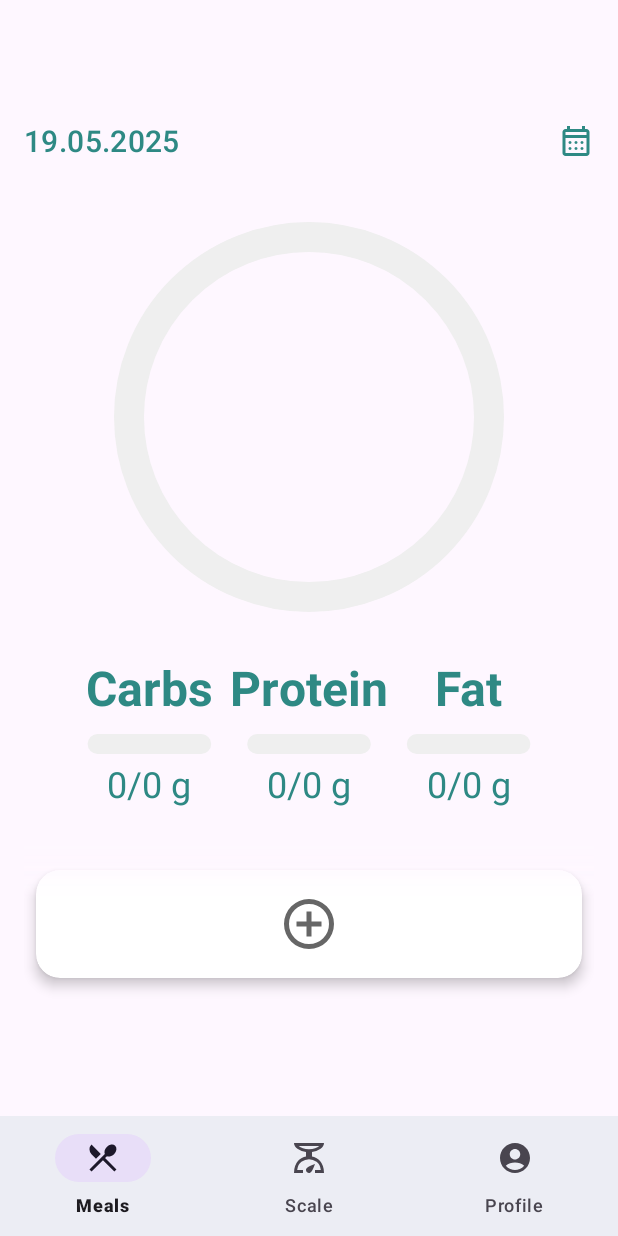
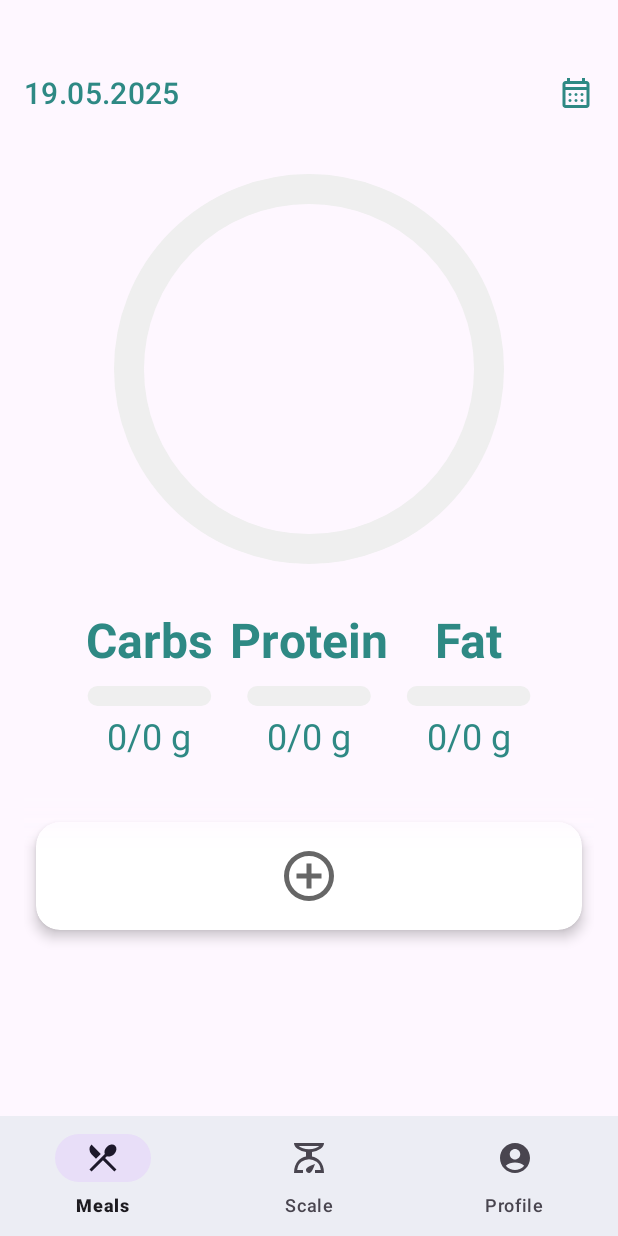
Before and after one commit to mikolajmariasz/smart-scale-mobile, an Android app: the screen it shows after launch (MainActivity), on a phone screen of 412 x 824 dp. Run offline under Robolectric (Android 15) with nearby library versions, the phone set to English and light mode, and no system bars; our stand-ins replace Room's generated code, navigation-ui; 3 statements that could not run were skipped.

Commit message:
refactor: Reorganized packages and adjusted top padding
- Moved classes related to meals into more specific subpackages (mealList, addMeal, searchProduct).
- Adjusted the top padding in `activity_main.xml` from `?attr/actionBarSize` to `32dp`.

```diff
--- a/app/src/main/java/com/example/smartscale/ui/common/decorations/FadeEdgeDecoration.kt
+++ b/app/src/main/java/com/example/smartscale/core/decorations/FadeEdgeDecoration.kt
@@ -1,4 +1,4 @@
-package com.example.smartscale.ui.common.decorations
+package com.example.smartscale.core.decorations
 
 import android.content.Context
 import android.graphics.Canvas
--- a/app/src/main/java/com/example/smartscale/ui/common/dialog/CustomProductDialog.kt
+++ b/app/src/main/java/com/example/smartscale/core/dialog/CustomProductDialog.kt
@@ -1,5 +1,5 @@
 // CustomProductDialogFragment.kt
-package com.example.smartscale.ui.meals.presentation.dialog
+package com.example.smartscale.ui.meals.searchProduct.dialog
 
 import android.app.Dialog
 import android.os.Bundle
--- a/app/src/main/java/com/example/smartscale/ui/common/dialog/EmojiPickerDialog.kt
+++ b/app/src/main/java/com/example/smartscale/core/dialog/EmojiPickerDialog.kt
@@ -1,4 +1,4 @@
-package com.example.smartscale.ui.common.dialog
+package com.example.smartscale.core.dialog
 
 import android.os.Bundle
 import android.view.*
--- a/app/src/main/java/com/example/smartscale/ui/utils/DateTimeExtensions.kt
+++ b/app/src/main/java/com/example/smartscale/core/utils/DateTimeExtensions.kt
@@ -1,4 +1,4 @@
-package com.example.smartscale.ui.utils
+package com.example.smartscale.core.utils
 
 import android.app.DatePickerDialog
 import android.app.TimePickerDialog
--- a/app/src/main/java/com/example/smartscale/ui/meals/presentation/view/CircularProgressBar.kt
+++ b/app/src/main/java/com/example/smartscale/ui/common/view/CircularProgressBar.kt
@@ -1,4 +1,4 @@
-package com.example.smartscale.ui.meals.presentation.view
+package com.example.smartscale.ui.common.view
 
 import android.animation.ValueAnimator
 import android.content.Context
--- a/app/src/main/java/com/example/smartscale/ui/meals/presentation/view/NutritionBarView.kt
+++ b/app/src/main/java/com/example/smartscale/ui/common/view/NutritionBarView.kt
@@ -1,4 +1,4 @@
-package com.example.smartscale.ui.meals.presentation.view
+package com.example.smartscale.ui.common.view
 
 import android.animation.ValueAnimator
 import android.content.Context
--- a/app/src/main/java/com/example/smartscale/ui/meals/presentation/adapter/IngredientsAdapter.kt
+++ b/app/src/main/java/com/example/smartscale/ui/meals/addMeal/adapter/IngredientsAdapter.kt
@@ -1,4 +1,4 @@
-package com.example.smartscale.ui.meals.presentation.adapter
+package com.example.smartscale.ui.meals.addMeal.adapter
 
 import android.view.LayoutInflater
 import android.view.View
--- a/app/src/main/java/com/example/smartscale/ui/meals/presentation/AddMealViewModel.kt
+++ b/app/src/main/java/com/example/smartscale/ui/meals/addMeal/viewModel/AddMealViewModel.kt
@@ -1,4 +1,4 @@
-package com.example.smartscale.ui.meals
+package com.example.smartscale.ui.meals.addMeal.viewModel
 
 import android.app.Application
 import androidx.lifecycle.AndroidViewModel
--- a/app/src/main/java/com/example/smartscale/ui/meals/presentation/adapter/MealsAdapter.kt
+++ b/app/src/main/java/com/example/smartscale/ui/meals/mealList/adapter/MealsAdapter.kt
@@ -1,4 +1,4 @@
-package com.example.smartscale.ui.meals.presentation.adapter
+package com.example.smartscale.ui.meals.mealList.adapter
 
 import android.view.LayoutInflater
 import android.view.View
--- a/app/src/main/java/com/example/smartscale/ui/meals/presentation/MealsViewModel.kt
+++ b/app/src/main/java/com/example/smartscale/ui/meals/mealList/viewModel/MealsViewModel.kt
@@ -1,4 +1,4 @@
-package com.example.smartscale.ui.meals
+package com.example.smartscale.ui.meals.mealList.viewModel
 
 import android.app.Application
 import androidx.lifecycle.*
--- a/app/src/main/java/com/example/smartscale/ui/meals/presentation/adapter/ProductsAdapter.kt
+++ b/app/src/main/java/com/example/smartscale/ui/meals/searchProduct/adapter/ProductsAdapter.kt
@@ -1,4 +1,4 @@
-package com.example.smartscale.ui.meals.presentation.adapter
+package com.example.smartscale.ui.meals.searchProduct.adapter
 
 import android.view.LayoutInflater
 import android.view.View
--- a/app/src/main/java/com/example/smartscale/ui/meals/presentation/SearchProductViewModel.kt
+++ b/app/src/main/java/com/example/smartscale/ui/meals/searchProduct/viewModel/SearchProductViewModel.kt
@@ -1,4 +1,4 @@
-package com.example.smartscale.ui.meals.presentation.viewmodel
+package com.example.smartscale.ui.meals.searchProduct.viewModel
 
 import android.app.Application
 import androidx.lifecycle.*
--- a/app/src/main/res/layout/activity_main.xml
+++ b/app/src/main/res/layout/activity_main.xml
@@ -4,7 +4,7 @@
     android:id="@+id/container"
     android:layout_width="match_parent"
     android:layout_height="match_parent"
-    android:paddingTop="?attr/actionBarSize">
+    android:paddingTop="32dp">
 
     <com.google.android.material.bottomnavigation.BottomNavigationView
         android:id="@+id/nav_view"
--- a/app/src/main/res/layout/fragment_meals.xml
+++ b/app/src/main/res/layout/fragment_meals.xml
@@ -4,7 +4,7 @@
     xmlns:tools="http://schemas.android.com/tools"
     android:layout_width="match_parent"
     android:layout_height="match_parent"
-    tools:context=".ui.meals.presentation.fragment.MealsFragment"
+    tools:context=".ui.meals.mealList.view.MealsFragment"
     android:paddingBottom="56dp">
 
     <!-- Header with date and calendar icon -->
@@ -15,7 +15,7 @@
         android:layout_height="wrap_content" />
 
     <!--- Circular progress bar -->
-    <com.example.smartscale.ui.meals.presentation.view.CircularProgressBar
+    <com.example.smartscale.ui.common.view.CircularProgressBar
         android:id="@+id/circularProgressBar"
         android:layout_width="300dp"
         android:layout_height="300dp"
@@ -25,7 +25,7 @@
         app:layout_constraintEnd_toEndOf="parent" />
 
     <!--- NutritionBarView -->
-    <com.example.smartscale.ui.meals.presentation.view.NutritionBarView
+    <com.example.smartscale.ui.common.view.NutritionBarView
         android:id="@+id/nutritionBarsView"
         android:layout_width="wrap_content"
         android:layout_height="wrap_content"
--- a/app/src/main/res/navigation/mobile_navigation.xml
+++ b/app/src/main/res/navigation/mobile_navigation.xml
@@ -9,7 +9,7 @@
     <!-- Meals list screen -->
     <fragment
         android:id="@+id/navigation_meals"
-        android:name="com.example.smartscale.ui.meals.presentation.fragment.MealsFragment"
+        android:name="com.example.smartscale.ui.meals.mealList.view.MealsFragment"
         android:label="@string/title_meals"
         tools:layout="@layout/fragment_meals">
         <action
@@ -20,7 +20,7 @@
     <!-- Add Meal screen -->
     <fragment
         android:id="@+id/navigation_add_meal"
-        android:name="com.example.smartscale.ui.meals.presentation.fragment.AddMealFragment"
+        android:name="com.example.smartscale.ui.meals.addMeal.view.AddMealFragment"
         tools:layout="@layout/fragment_add_meal">
         <action
             android:id="@+id/action_addMeal_to_searchProduct"
@@ -30,7 +30,7 @@
     <!-- Search Product screen -->
     <fragment
         android:id="@+id/navigation_search_product"
-        android:name="com.example.smartscale.ui.meals.presentation.fragment.SearchProductFragment"
+        android:name="com.example.smartscale.ui.meals.searchProduct.view.SearchProductFragment"
         tools:layout="@layout/fragment_search_product" />
 
     <!-- Scale screen -->
```
Also changed, not shown: app/src/main/java/com/example/smartscale/ui/meals/addMeal/view/AddMealFragment.kt (renamed from app/src/main/java/com/example/smartscale/ui/meals/presentation/fragment/AddMealFragment.kt, +5 -7 lines), app/src/main/java/com/example/smartscale/ui/meals/mealList/view/MealsFragment.kt (renamed from app/src/main/java/com/example/smartscale/ui/meals/presentation/fragment/MealsFragment.kt, +6 -6 lines), app/src/main/java/com/example/smartscale/ui/meals/searchProduct/view/SearchProductFragment.kt (renamed from app/src/main/java/com/example/smartscale/ui/meals/presentation/fragment/SearchProductFragment.kt, +4 -4 lines), app/src/main/java/com/example/smartscale/domain/repository/MealsLocalRepository.kt (renamed from app/src/main/java/com/example/smartscale/data/local/repository/MealsLocalRepository.kt).
